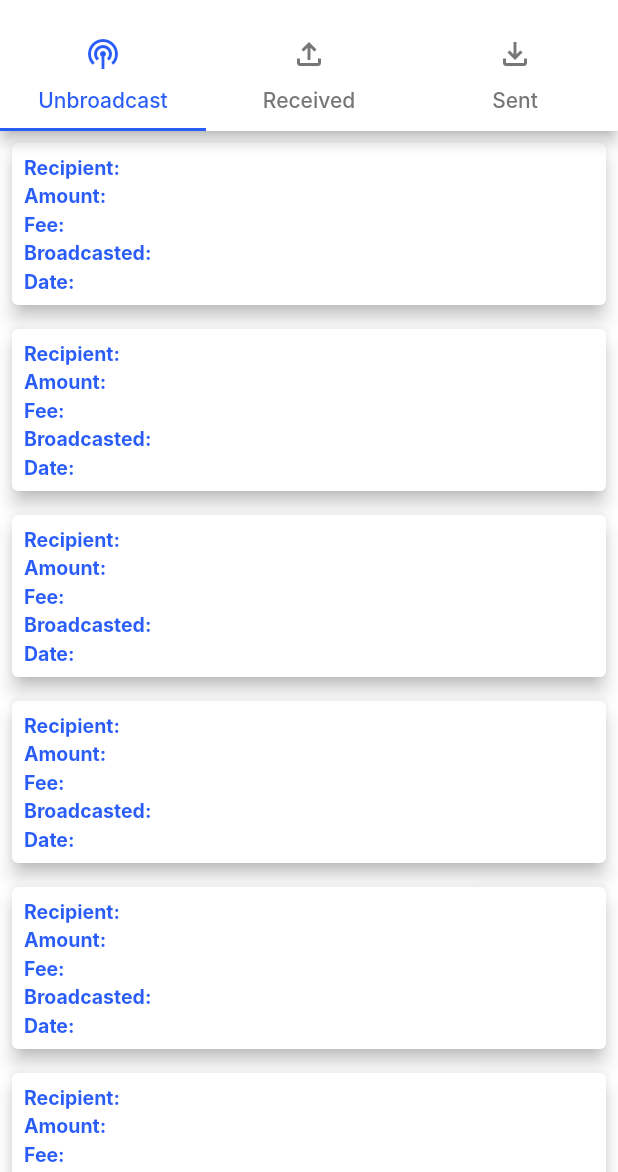
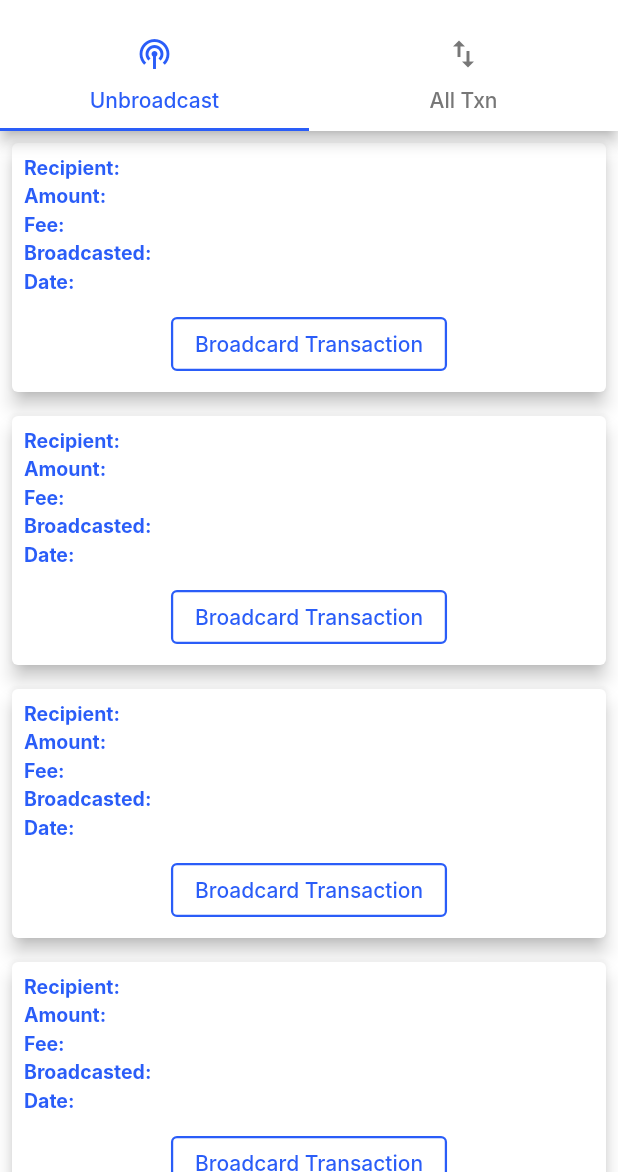
Before and after one commit to toshmanuel/co-sign, a Flutter app: the TransactonScreen screen opened by its route, on a phone screen of 412 x 824 dp, the part 64-1236 px from its top. Run offline on Flutter 3.47's test engine with Material 2 defaults, Android fonts, the phone set to English and light mode, and no system bars; our stand-ins replace dio, flutter_spinkit, flutter_svg, fluttertoast, form_field_validator, get and 2 more; accounts and stored records are empty; network calls fail; Roboto replaces fonts that are missing (Inter).

Commit message:
consumed broadcast txn, create tnx,

```diff
--- a/Frontend/lib/controllers/address_controller.dart
+++ b/Frontend/lib/controllers/address_controller.dart
@@ -78,7 +78,6 @@ class AddressController extends GetxController {
     update();
     const endPoint = '$baseUrl/totalutxo/';
     final response = await _coSignApi.get(endPoint, token: userToken);
-    print(response);
     if (response?.statusCode == 200) {
       isLoading = false;
       update();
--- a/Frontend/lib/controllers/auth_controller.dart
+++ b/Frontend/lib/controllers/auth_controller.dart
@@ -20,7 +20,6 @@ class AuthenticationController extends GetxController {
       const endPoint = '$baseUrl/register/';
 
       final response = await _coSignApi.post(endPoint, body: signUpDetails);
-      print(response);
       if (response?.statusCode == 201) {
         userRegister = UserRegister.fromJson(response!.data);
         isLoading = false;
--- a/Frontend/lib/screens/address/address_list.dart
+++ b/Frontend/lib/screens/address/address_list.dart
@@ -28,18 +28,22 @@ class _AddressListState extends State<AddressList> {
     super.initState();
   }
 
+  int index = -2;
+
+  final numbers = -1;
 
   @override
   Widget build(BuildContext context) {
     return Scaffold(
       body: GetBuilder<AddressController>(
         builder: (_) => ListView.builder(
-          padding: const EdgeInsets.all(8),
+          padding: const EdgeInsets.all(10),
           itemCount: _addressController.addressList?.addresses.length,
           itemBuilder: (context, index) {
             return Card(
               color: Colors.white,
               borderOnForeground: true,
+              margin: const EdgeInsets.all(5),
               elevation: 5,
               child: ListTile(
                 title: TextButton.icon(
--- a/Frontend/lib/screens/home/send_screen.dart
+++ b/Frontend/lib/screens/home/send_screen.dart
@@ -32,7 +32,7 @@ class _SendScreenState extends State<SendScreen> {
 
     return {
       'recipient': recipientController.text,
-      'amount': amountController.text,
+      'amount': int.parse(amountController.text),
       'private_keys': privateKeys,
     };
   }
--- a/Frontend/lib/screens/transaction/transaction_screen.dart
+++ b/Frontend/lib/screens/transaction/transaction_screen.dart
@@ -14,7 +14,7 @@ class _TransactonScreenState extends State<TransactonScreen> {
   @override
   Widget build(BuildContext context) {
     return DefaultTabController(
-      length: 3,
+      length: 2,
       child: Scaffold(
         appBar: AppBar(
           automaticallyImplyLeading: false,
@@ -30,15 +30,15 @@ class _TransactonScreenState extends State<TransactonScreen> {
             unselectedLabelColor: AppColors.lightNeutral,
             tabs: [
               Tab(icon: Icon(Icons.podcasts_sharp), text: 'Unbroadcast'),
-              Tab(icon: Icon(Icons.file_upload_outlined), text: 'Received'),
-              Tab(icon: Icon(Icons.file_download_outlined), text: 'Sent'),
+              //  Tab(icon: Icon(Icons.file_upload_outlined), text: 'Received'),
+              Tab(icon: Icon(Icons.swap_vert), text: 'All Txn'),
             ],
           ),
         ),
         body: const TabBarView(
           children: [
             UnbroadcastScreen(),
-            ReceiveTnxScreen(),
+            //  ReceiveTnxScreen(),
             SentTnxScreen(),
           ],
         ),
--- a/Frontend/lib/screens/transaction/unbroadcast_screen.dart
+++ b/Frontend/lib/screens/transaction/unbroadcast_screen.dart
@@ -41,7 +41,7 @@ class _UnbroadcastScreenState extends State<UnbroadcastScreen> {
                     child: ListView.builder(
                       itemCount: _transactionController
                           .unbroadcastedTransactions?.transactions?.length,
-                      itemBuilder: (context, index) {
+                      itemBuilder: (context, int index) {
                         final transaction = _transactionController
                             .unbroadcastedTransactions?.transactions![index];
                         return Card(
@@ -148,6 +148,29 @@ class _UnbroadcastScreenState extends State<UnbroadcastScreen> {
                                     ],
                                   ),
                                 ),
+                                Height10(),
+                                Center(
+                                  child: OutlinedButton(
+                                    style: OutlinedButton.styleFrom(
+                                        side: const BorderSide(
+                                            width: 1.5,
+                                            color: AppColors.primaryColor)),
+                                    onPressed: () {
+                                      int? id = _transactionController
+                                          .unbroadcastedTransactions!
+                                          .transactions![index]
+                                          .id;
+
+                                      _transactionController
+                                          .broadcastTransactionQuery(id);
+                                    },
+                                    child: const Text(
+                                      'Broadcard Transaction',
+                                      style: TextStyle(
+                                          color: AppColors.primaryColor),
+                                    ),
+                                  ),
+                                )
                               ],
                             ),
                           ),
--- a/Frontend/lib/widgets/custom_button.dart
+++ b/Frontend/lib/widgets/custom_button.dart
@@ -38,7 +38,7 @@ class CustomButton extends StatelessWidget {
   @override
   Widget build(BuildContext context) {
     return SizedBox(
-      width: 335,
+      width: 330,
       height: 60,
       child: ElevatedButton(
         onPressed: onPressed,
```
Also changed, not shown: Frontend/lib/controllers/transaction_controller.dart (+7 -12 lines), Frontend/lib/data/api/api_handlers/cosign_api.dart (+7 -7 lines).
